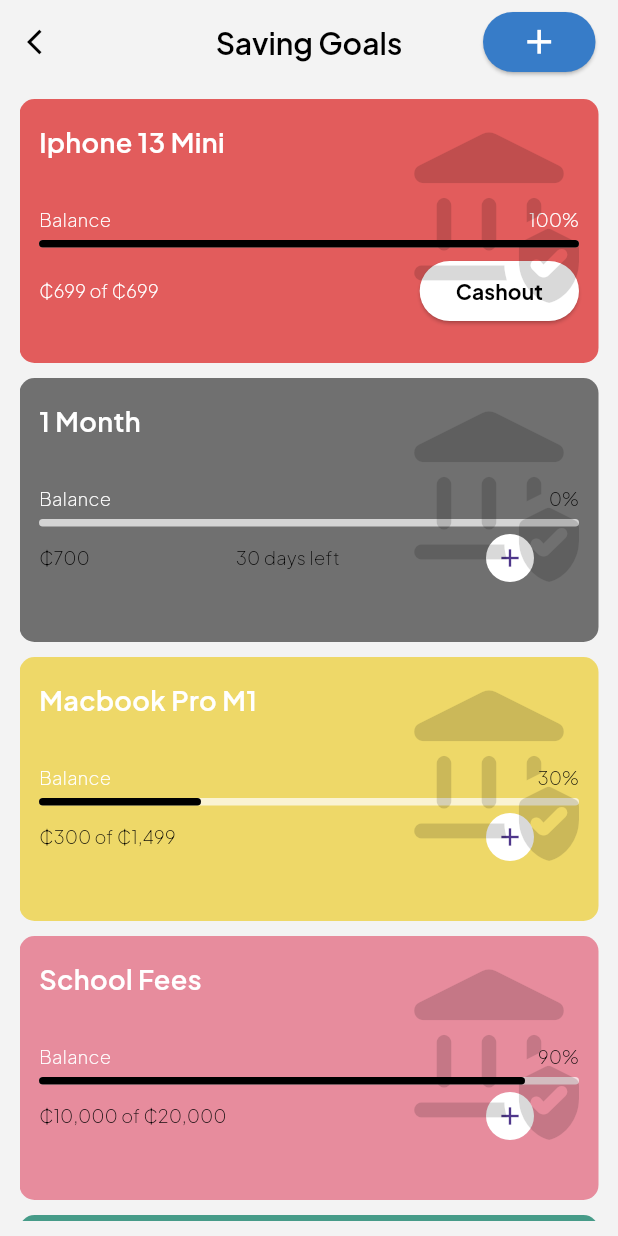
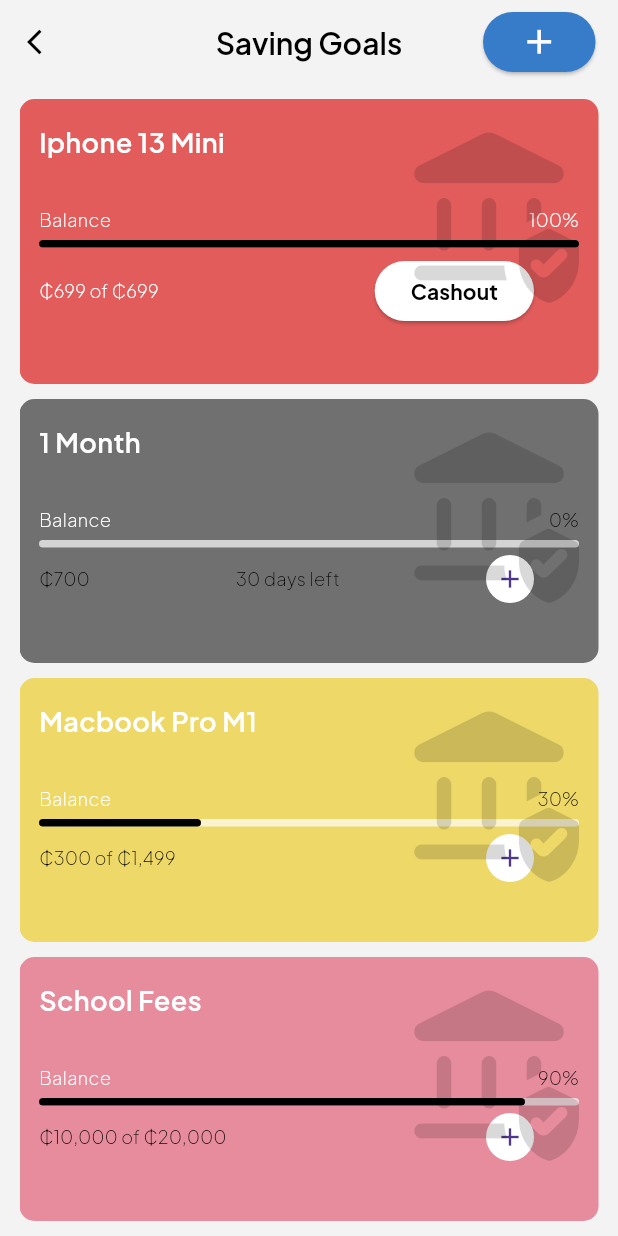
Before and after one commit to lemuelayesu/save_easy, a Flutter app: the Savings screen opened directly, on a phone screen of 412 x 824 dp. Run offline on Flutter 3.47's test engine with Material 3 defaults, Android fonts, the phone set to English and light mode, and no system bars; our stand-ins replace cloud_firestore, firebase_auth, firebase_core, flutter_dotenv, flutter_local_notifications, google_fonts and 3 more; accounts and stored records are empty.

Commit message:
visual corrections to the savings goals screen

```diff
--- a/lib/screens/savings_page.dart
+++ b/lib/screens/savings_page.dart
@@ -98,7 +98,7 @@ class _SavingsState extends State<Savings> {
               percentageProgressIndicator: 0.0,
               daysLeft: '30 days left',
               cardTextColor: color.onSurface,
-              isTimeUp: false,
+              isTimeUp: false, // Set to true if time is up
             ),
             const SizedBox(
               height: 10,
@@ -137,13 +137,13 @@ class _SavingsState extends State<Savings> {
               height: 10,
             ),
             SetTimeSavingsGoalCard(
-              cardColor: color.primary,
+              cardColor: color.primary, // Using color from theme
               setTimeGoal: '6 Months',
               currentAmount: '₵2,000',
               percentageProgressIndicator: 0.4,
               daysLeft: '180 days left',
               cardTextColor: color.onSurface,
-              isTimeUp: false,
+              isTimeUp: false, // Set to true if time is up
             ),
           ],
         ),
@@ -179,9 +179,8 @@ class CustomSavingsGoalCard extends StatelessWidget {
       mainAxisAlignment: MainAxisAlignment.center,
       children: [
         Container(
-          padding: const EdgeInsets.only(
-              left: 13, right: 13, top: 16, bottom: 30), // Corrected padding
-          height: 176,
+          padding: const EdgeInsets.symmetric(horizontal: 13, vertical: 16),
+          height: showCashout ? 190 : 176, // Adjusted height
           width: double.infinity,
           decoration: BoxDecoration(
             color: cardColor,
@@ -247,9 +246,12 @@ class CustomSavingsGoalCard extends StatelessWidget {
                           color: cardTextColor,
                         ),
                       ),
-                      // Conditional button display
-                      if (showCashout)
-                        ElevatedButton(
+                      // Conditional button display (CORRECTED)
+                      if (showCashout) // Condition now controls the entire Container
+                        Container(
+                          margin: const EdgeInsetsDirectional.only(end: 30),
+                          alignment: Alignment.bottomRight,
+                          child: ElevatedButton(
                             onPressed: () {
                               // Call Cashout Bottom Sheet
                               showModalBottomSheet(
@@ -278,8 +280,9 @@ class CustomSavingsGoalCard extends StatelessWidget {
                                 fontWeight: FontWeight.bold,
                               ),
                             ),
+                          ),
                         )
-                      else
+                      else // Add button Container
                         Container(
                           margin: const EdgeInsetsDirectional.only(end: 30),
                           alignment: Alignment.bottomRight,
@@ -294,7 +297,17 @@ class CustomSavingsGoalCard extends StatelessWidget {
                                   ),
                                 ),
                                 builder: (context) {
-                                  return const AddSavingsBottomSheet();
+                                  return AddSavingsBottomSheet(
+                                    // Pass the current amount to the bottom sheet
+                                    currentAmount: double.tryParse(currentAmount
+                                            .replaceAll('₵', '')) ??
+                                        0.0,
+                                    // Pass a callback to update the current amount
+                                    onSave: (double newAmount) {
+                                      // TODO: Update the current amount of the savings goal.
+                                      // This is where you'll likely need to use state management to update the widget.
+                                    },
+                                  );
                                 },
                               );
                             },
@@ -362,9 +375,8 @@ class SetTimeSavingsGoalCard extends StatelessWidget {
       mainAxisAlignment: MainAxisAlignment.center,
       children: [
         Container(
-          padding: const EdgeInsets.only(
-              left: 13, right: 13, top: 16, bottom: 30), // Corrected padding
-          height: 176,
+          padding: const EdgeInsets.symmetric(horizontal: 13, vertical: 16),
+          height: showCashout ? 190 : 176, // Adjusted height
           width: double.infinity,
           decoration: BoxDecoration(
             color: cardColor,
@@ -433,9 +445,12 @@ class SetTimeSavingsGoalCard extends StatelessWidget {
                           color: cardTextColor,
                         ),
                       ),
-                      // Conditional button display
-                      if (showCashout)
-                        ElevatedButton(
+                      // Conditional button display (CORRECTED)
+                      if (showCashout) // Condition controls the entire Container
+                        Container(
+                          margin: const EdgeInsetsDirectional.only(end: 30),
+                          alignment: Alignment.bottomRight,
+                          child: ElevatedButton(
                             onPressed: () {
                               // Call Cashout Bottom Sheet
                               showModalBottomSheet(
@@ -460,12 +475,13 @@ class SetTimeSavingsGoalCard extends StatelessWidget {
                             child: Text(
                               'Cashout',
                               style: TextStyle(
-                              color: color.onSurface, // Black text
+                                color: color.onSurface,
                                 fontWeight: FontWeight.bold,
                               ),
                             ),
+                          ),
                         )
-                      else
+                      else // Add button Container
                         Container(
                           margin: const EdgeInsetsDirectional.only(end: 30),
                           alignment: Alignment.bottomRight,
@@ -480,7 +496,17 @@ class SetTimeSavingsGoalCard extends StatelessWidget {
                                   ),
                                 ),
                                 builder: (context) {
-                                  return const AddSavingsBottomSheet();
+                                  return AddSavingsBottomSheet(
+                                    // Pass the current amount to the bottom sheet
+                                    currentAmount: double.tryParse(currentAmount
+                                            .replaceAll('₵', '')) ??
+                                        0.0,
+                                    // Pass a callback to update the current amount
+                                    onSave: (double newAmount) {
+                                      // TODO: Update the current amount of the savings goal.
+                                      // This is where you'll likely need to use state management to update the widget.
+                                    },
+                                  );
                                 },
                               );
                             },
@@ -498,9 +524,7 @@ class SetTimeSavingsGoalCard extends StatelessWidget {
                         ),
                     ],
                   ),
-                  const SizedBox(
-                    height: 7,
-                  ),
+                  // SizedBox removed to maintain original spacing
                 ],
               ),
               Align(
@@ -519,8 +543,14 @@ class SetTimeSavingsGoalCard extends StatelessWidget {
   }
 }
 
+// AddSavingsBottomSheet Widget
 class AddSavingsBottomSheet extends StatefulWidget {
-  const AddSavingsBottomSheet({super.key});
+  final double currentAmount; // Current savings amount
+  final Function(double) onSave; // Callback to update savings
+
+  const AddSavingsBottomSheet(
+      {Key? key, required this.currentAmount, required this.onSave})
+      : super(key: key);
 
   @override
   State<AddSavingsBottomSheet> createState() => _AddSavingsBottomSheetState();
@@ -551,7 +581,8 @@ class _AddSavingsBottomSheetState extends State<AddSavingsBottomSheet> {
             const SizedBox(height: 16),
             TextField(
               controller: _amountController,
-              keyboardType: TextInputType.number,
+              keyboardType:
+                  const TextInputType.numberWithOptions(decimal: true),
               decoration: InputDecoration(
                 hintText: 'Enter amount',
                 border: OutlineInputBorder(
@@ -566,7 +597,17 @@ class _AddSavingsBottomSheetState extends State<AddSavingsBottomSheet> {
                 backgroundColor: MaterialStateProperty.all(color.primary),
               ),
               onPressed: () {
-                Navigator.pop(context); // Close the bottom sheet
+                // Validate and save the amount
+                double amountToAdd =
+                    double.tryParse(_amountController.text) ?? 0.0;
+                if (amountToAdd > 0) {
+                  widget.onSave(widget.currentAmount + amountToAdd);
+                  Navigator.pop(context);
+                } else {
+                  // Show an error message or snackbar
+                  ScaffoldMessenger.of(context).showSnackBar(const SnackBar(
+                      content: Text('Please enter a valid amount')));
+                }
               },
               child: Text(
                 'Save',
@@ -586,7 +627,6 @@ class _AddSavingsBottomSheetState extends State<AddSavingsBottomSheet> {
 
   @override
   void dispose() {
-    // Dispose the controller when the widget is disposed
     _amountController.dispose();
     super.dispose();
   }
@@ -594,7 +634,6 @@ class _AddSavingsBottomSheetState extends State<AddSavingsBottomSheet> {
 
 // CashoutBottomSheet Widget
 class CashoutBottomSheet extends StatefulWidget {
-  // Add amount property
   final String amount;
 
   const CashoutBottomSheet({Key? key, required this.amount}) : super(key: key);
@@ -611,7 +650,6 @@ class _CashoutBottomSheetState extends State<CashoutBottomSheet> {
   @override
   void initState() {
     super.initState();
-    // Prefill amount
     _amountController.text = widget.amount;
   }
 
@@ -627,7 +665,7 @@ class _CashoutBottomSheetState extends State<CashoutBottomSheet> {
           mainAxisSize: MainAxisSize.min,
           children: <Widget>[
             Text(
-              'Cashout', // Bottom Sheet Title
+              'Cashout',
               style: TextStyle(
                 fontSize: 18,
                 fontWeight: FontWeight.bold,
@@ -635,7 +673,6 @@ class _CashoutBottomSheetState extends State<CashoutBottomSheet> {
               ),
             ),
             const SizedBox(height: 16),
-            // Phone Number Field
             TextField(
               controller: _phoneNumberController,
               keyboardType: TextInputType.phone,
@@ -647,11 +684,10 @@ class _CashoutBottomSheetState extends State<CashoutBottomSheet> {
               ),
             ),
             const SizedBox(height: 16),
-            // Amount Field (Prefilled and Disabled)
             TextField(
               controller: _amountController,
               keyboardType: TextInputType.number,
-              enabled: false, // Disable editing
+              enabled: false,
               decoration: InputDecoration(
                 hintText: 'Enter amount',
                 border: OutlineInputBorder(
@@ -660,7 +696,6 @@ class _CashoutBottomSheetState extends State<CashoutBottomSheet> {
               ),
             ),
             const SizedBox(height: 16),
-            // Reference Field
             TextField(
               controller: _referenceController,
               decoration: InputDecoration(
@@ -671,7 +706,6 @@ class _CashoutBottomSheetState extends State<CashoutBottomSheet> {
               ),
             ),
             const SizedBox(height: 24),
-            // Cashout Button
             ElevatedButton(
               style: ButtonStyle(
                 shape: MaterialStateProperty.all(const StadiumBorder()),
```
Lines whose indentation alone changed are shown as unchanged.
